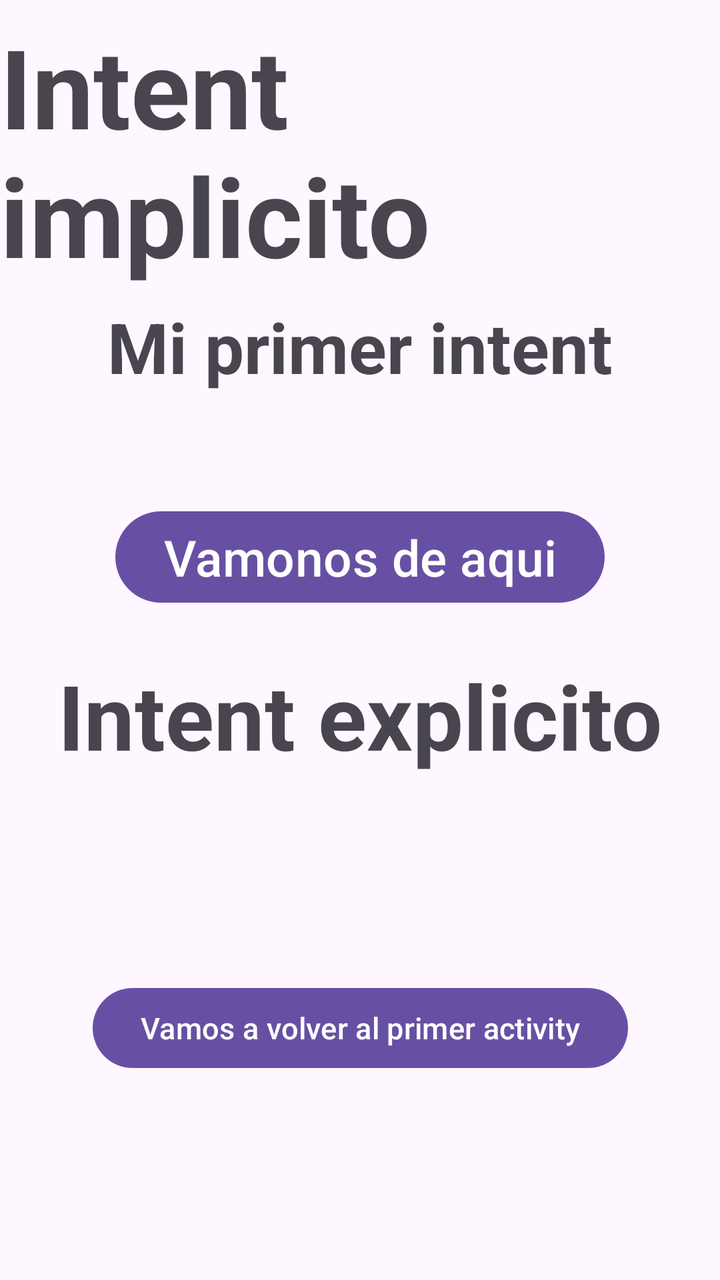
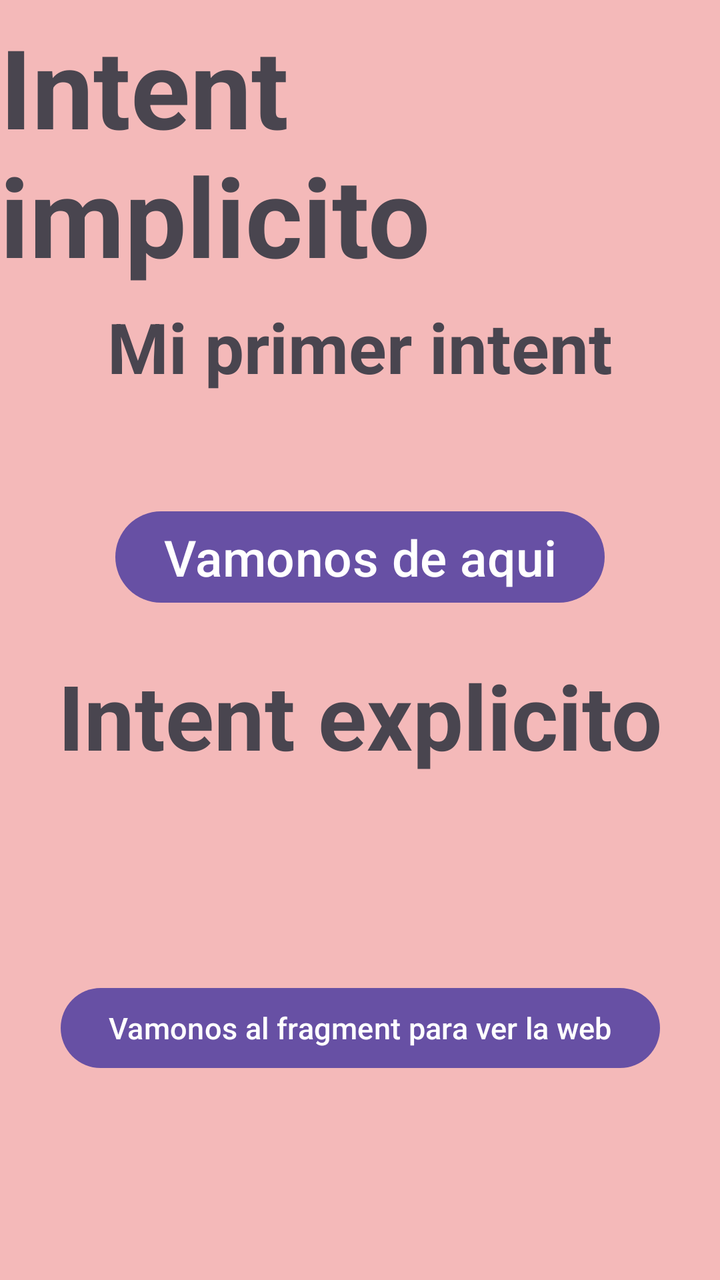

Before-and-after screenshots of an Android layout around one commit, followed by the original layout XML and the change that was made.
<!-- AndroidManifest.xml: application theme Theme.ImplicitIntent -->
<!-- res/layout/activity_main.xml -->
<?xml version="1.0" encoding="utf-8"?>
<androidx.constraintlayout.widget.ConstraintLayout xmlns:android="http://schemas.android.com/apk/res/android"
    xmlns:app="http://schemas.android.com/apk/res-auto"
    xmlns:tools="http://schemas.android.com/tools"
    android:id="@+id/main"
    android:layout_width="match_parent"
    android:layout_height="match_parent"
    tools:context=".MainActivity">
    <TextView
        android:layout_width="wrap_content"
        android:layout_height="wrap_content"
        android:text="@string/Titulo"
        app:layout_constraintBottom_toTopOf="@id/Texto"
        app:layout_constraintStart_toStartOf="parent"
        app:layout_constraintEnd_toEndOf="parent"
        app:layout_constraintTop_toTopOf="parent"
        android:textSize="55sp"
        android:textStyle="bold"/>

    <TextView
        android:id="@+id/Texto"
        android:layout_width="wrap_content"
        android:layout_height="wrap_content"
        android:text="@string/Texto"
        app:layout_constraintEnd_toEndOf="parent"
        app:layout_constraintStart_toStartOf="parent"
        android:layout_marginTop="150dp"
        app:layout_constraintTop_toTopOf="parent"
        android:textSize="35sp"
        android:textStyle="bold"/>

    <Button
        android:id="@+id/boton"
        android:layout_width="wrap_content"
        android:layout_height="wrap_content"
        app:layout_constraintTop_toBottomOf="@id/Texto"
        app:layout_constraintStart_toStartOf="parent"
        app:layout_constraintEnd_toEndOf="parent"
        android:layout_marginTop="55dp"
        android:text="@string/Boton"
        android:textSize="25sp"
        />

    <TextView
        android:id="@+id/titulo2"
        android:layout_width="wrap_content"
        android:layout_height="wrap_content"
        android:textSize="45sp"
        android:text="@string/Titulo2"
        app:layout_constraintTop_toBottomOf="@id/boton"
        app:layout_constraintStart_toStartOf="parent"
        app:layout_constraintEnd_toEndOf="parent"
        app:layout_constraintBottom_toBottomOf="parent"
        android:textStyle="bold"
        android:layout_marginBottom="230dp"/>


    <Button
        android:id="@+id/boton2"
        android:layout_width="wrap_content"
        android:layout_height="wrap_content"
        app:layout_constraintTop_toBottomOf="@id/titulo2"
        app:layout_constraintStart_toStartOf="parent"
        app:layout_constraintEnd_toEndOf="parent"
        app:layout_constraintBottom_toBottomOf="parent"
        android:text="@string/Boton2"
        android:textSize="15sp"/>

</androidx.constraintlayout.widget.ConstraintLayout>
<!-- resources referenced by this layout -->
<resources>
  <string name="Boton">Vamonos de aqui</string>
  <string name="Boton2">Vamos a volver al primer activity</string>
  <string name="Texto">Mi primer intent</string>
  <string name="Titulo">Intent implicito</string>
  <string name="Titulo2">Intent explicito</string>
  <style name="Theme.ImplicitIntent" parent="Base.Theme.ImplicitIntent" />
  <style name="Base.Theme.ImplicitIntent" parent="Theme.Material3.DayNight.NoActionBar">
          
          
      </style>
</resources>

<!-- the commit's change to res/layout/activity_main.xml (unified diff, before → after) -->
@@ -5,7 +5,8 @@
     android:id="@+id/main"
     android:layout_width="match_parent"
     android:layout_height="match_parent"
-    tools:context=".MainActivity">
+    tools:context=".MainActivity"
+    android:background="@color/pink">
     <TextView
         android:layout_width="wrap_content"
         android:layout_height="wrap_content"
<!-- resource entries referenced after the edit -->
@@ -1,7 +1,8 @@
 <!-- resources referenced by this layout -->
 <resources>
+  <color name="pink">#F4B9B9</color>
   <string name="Boton">Vamonos de aqui</string>
-  <string name="Boton2">Vamos a volver al primer activity</string>
+  <string name="Boton2">Vamonos al fragment para ver la web</string>
   <string name="Texto">Mi primer intent</string>
   <string name="Titulo">Intent implicito</string>
   <string name="Titulo2">Intent explicito</string>
